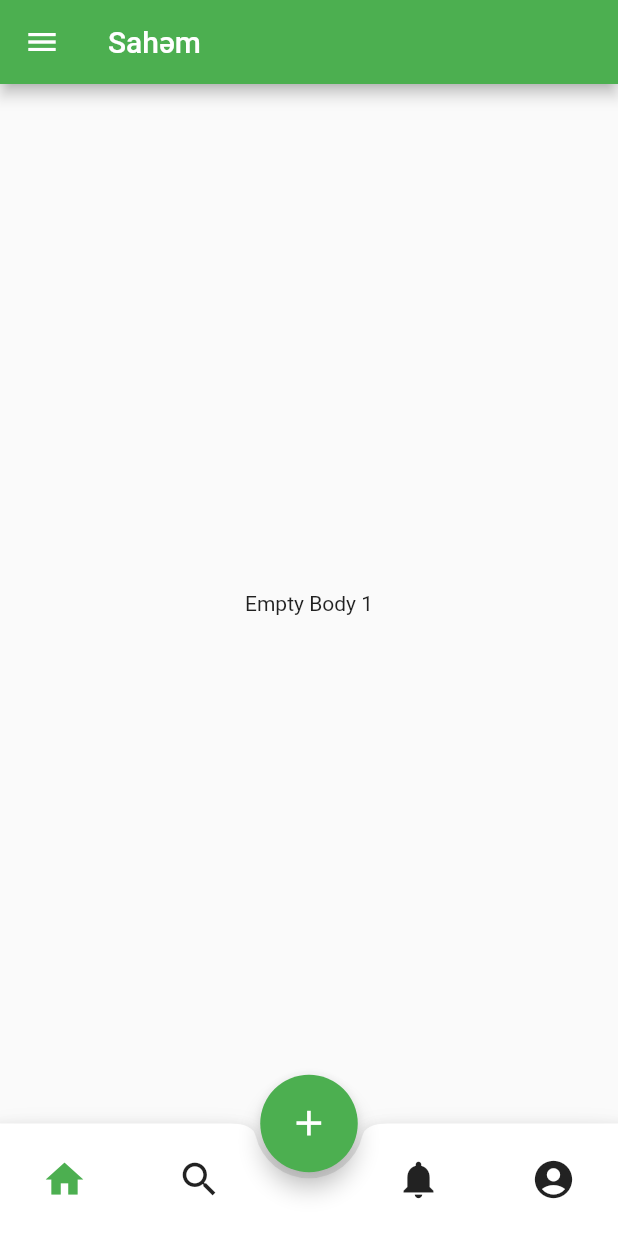
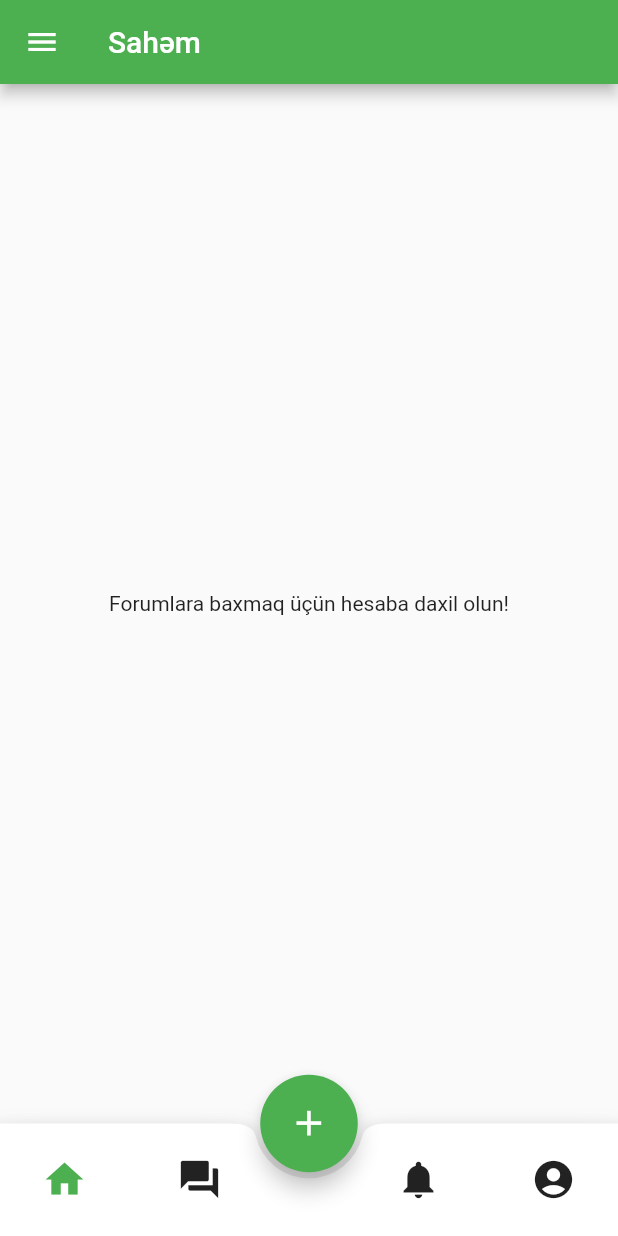
Before and after one commit to Fred0399/agrorammers, a Flutter app: the screen it shows after launch, swiped to page 2, on a phone screen of 412 x 824 dp. Run offline on Flutter 3.47's test engine with Material 2 defaults, Android fonts, the phone set to English and light mode, and no system bars; our stand-ins replace fluttertoast, google_sign_in, rflutter_alert, rxdart.

Commit message:
8th commit

```diff
--- /dev/null
+++ b/lib/data/forum.dart
@@ -0,0 +1,29 @@
+import 'package:flutter/foundation.dart';
+
+class Forum {
+  int id;
+  int userID;
+  String title;
+  String body;
+  String userName;
+  String userPicUrl;
+  Forum({
+    @required this.id,
+    this.body,
+    @required this.userID,
+    this.title,
+    this.userName,
+    this.userPicUrl,
+  });
+}
+
+class Comment {
+  int commentID;
+  int commentUserID;
+  String commentBody;
+  Comment({
+    @required this.commentID,
+    @required this.commentUserID,
+    this.commentBody,
+  });
+}
--- a/lib/main.dart
+++ b/lib/main.dart
@@ -1,5 +1,6 @@
 import 'package:agrorammers/screens/catalog_disease_info_page.dart';
 import 'package:agrorammers/screens/catalog_diseases_list_page.dart';
+import 'package:agrorammers/screens/forum_full.dart';
 import 'package:agrorammers/screens/home_page.dart';
 import 'package:flutter/material.dart';
 import 'blocs/login_provider.dart';
@@ -27,6 +28,7 @@ class _MyAppState extends State<MyApp> {
           CatalogPage.routeName: (ctx) => CatalogPage(),
           CatalogDiseasesListPage.routeName: (ctx) => CatalogDiseasesListPage(),
           CatalogDiseaseInfoPage.routeName: (ctx) => CatalogDiseaseInfoPage(),
+          ForumFull.routeName:(ctx)=>ForumFull(),
         },
       ),
     );
--- a/lib/screens/home_page.dart
+++ b/lib/screens/home_page.dart
@@ -7,6 +7,7 @@ import 'package:flutter/material.dart';
 import 'package:google_sign_in/google_sign_in.dart';
 import '../blocs/login_provider.dart';
 import '../others/drawer.dart';
+import 'forum_home.dart';
 import 'home.dart';
 
 class LoginPage extends StatefulWidget {
@@ -66,7 +67,7 @@ class _LoginPageState extends State<LoginPage> {
               IconButton(
                 iconSize: 30.0,
                 padding: EdgeInsets.only(right: 28.0),
-                icon: Icon(Icons.search),
+                icon: Icon(Icons.forum),
                 color: (widget.choosedind == 1) ? Colors.green : null,
                 onPressed: () {
                   setState(() {
@@ -110,7 +111,7 @@ class _LoginPageState extends State<LoginPage> {
       body: PageView(
         controller: _myPage,
         onPageChanged: (int) {
-          print('Page Changes to index $int');
+          // print('Page Changes to index $int');
         },
         children: <Widget>[
           (widget.list != null && widget.list.length > 0)
@@ -125,11 +126,13 @@ class _LoginPageState extends State<LoginPage> {
                     child: Text("Bitki əlavə edilməyib!"),
                   ),
                 ),
-          Center(
-            child: Container(
-              child: Text('Empty Body 1'),
-            ),
-          ),
+          (widget.loggedUser != null)
+              ? ForumHome(widget.loggedUser)
+              : Center(
+                  child: Container(
+                    child: Text('Forumlara baxmaq üçün hesaba daxil olun!'),
+                  ),
+                ),
           Center(
             child: Container(
               child: Text('Empty Body 2'),
```
Also changed, not shown: lib/screens/forum_full.dart (added, +126 -0 lines), lib/screens/forum_home.dart (added, +221 -0 lines).
